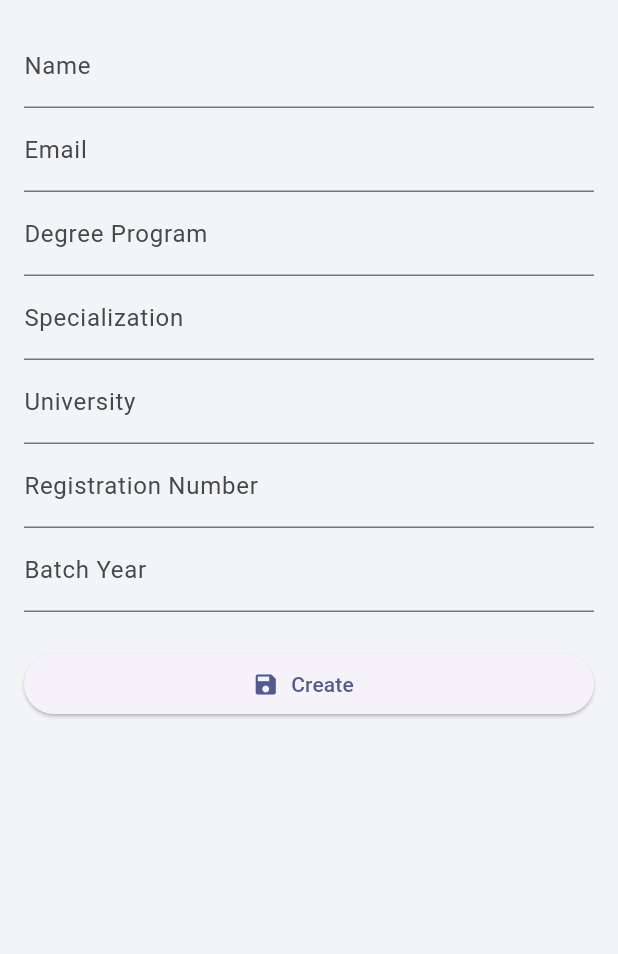
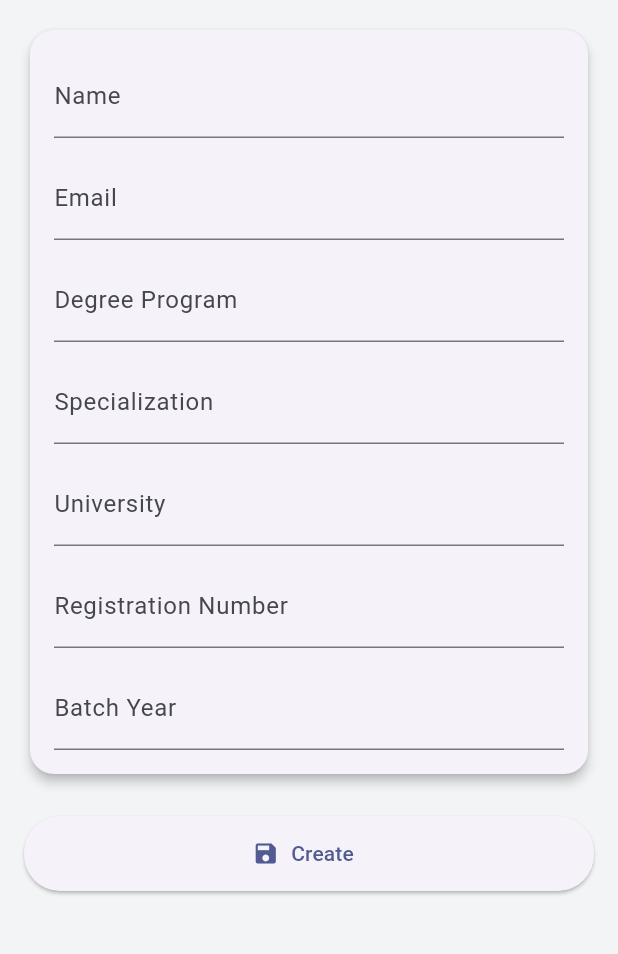
Before and after one commit to PraveenLiyanage/user-system, a Flutter app: the StudentFormScreen screen opened directly, on a phone screen of 412 x 824 dp, the part 84-1038 px from its top. Run offline on Flutter 3.47's test engine with Material 3 defaults, Android fonts, the phone set to English and light mode, and no system bars; network calls fail.

Commit message:
Buttons and Layout polished

```diff
--- a/student_app/lib/screens/student_form_screen.dart
+++ b/student_app/lib/screens/student_form_screen.dart
@@ -29,7 +29,6 @@ class _StudentFormScreenState extends State<StudentFormScreen> {
   @override
   void initState() {
     super.initState();
-    // If editing fileds are prefielled
     final s = widget.student;
     if (s != null) {
       _nameCtrl.text = s.name;
@@ -62,13 +61,17 @@ class _StudentFormScreenState extends State<StudentFormScreen> {
     try {
       final name = _nameCtrl.text.trim();
       final email = _emailCtrl.text.trim();
-      final degree = _degreeCtrl.text.trim().isEmpty ? null : _degreeCtrl.text.trim();
-      final spec = _specCtrl.text.trim().isEmpty ? null : _specCtrl.text.trim();
+      final degree =
+          _degreeCtrl.text.trim().isEmpty ? null : _degreeCtrl.text.trim();
+      final spec =
+          _specCtrl.text.trim().isEmpty ? null : _specCtrl.text.trim();
       final uni = _uniCtrl.text.trim().isEmpty ? null : _uniCtrl.text.trim();
       final reg = _regCtrl.text.trim().isEmpty ? null : _regCtrl.text.trim();
-      final batch = _batchCtrl.text.trim().isEmpty ? null : int.tryParse(_batchCtrl.text.trim());
+      final batch = _batchCtrl.text.trim().isEmpty
+          ? null
+          : int.tryParse(_batchCtrl.text.trim());
 
-      if (widget.student == null){
+      if (widget.student == null) {
         // Create
         await _api.createStudent(
           name: name,
@@ -79,7 +82,6 @@ class _StudentFormScreenState extends State<StudentFormScreen> {
           registrationNumber: reg,
           batchYear: batch,
         );
-
       } else {
         // Update
         final updated = Student(
@@ -96,24 +98,24 @@ class _StudentFormScreenState extends State<StudentFormScreen> {
         await _api.updateStudent(updated);
       }
 
-      if (mounted){
-        Navigator.pop( context, true); //indicate saved
+      if (mounted) {
+        Navigator.pop(context, true); // indicate saved
       }
     } catch (e) {
-      if (mounted){
+      if (mounted) {
         ScaffoldMessenger.of(context).showSnackBar(
           SnackBar(content: Text('Error saving student: $e')),
         );
       }
     } finally {
-      if (mounted){
+      if (mounted) {
         setState(() => _saving = false);
       }
     }
   }
 
   @override
-  Widget build(BuildContext context){
+  Widget build(BuildContext context) {
     final isEdit = widget.student != null;
 
     return Scaffold(
@@ -126,52 +128,88 @@ class _StudentFormScreenState extends State<StudentFormScreen> {
           key: _formKey,
           child: ListView(
             children: [
+              Card(
+                elevation: 3,
+                shape: RoundedRectangleBorder(
+                  borderRadius: BorderRadius.circular(16),
+                ),
+                child: Padding(
+                  padding: const EdgeInsets.all(16),
+                  child: Column(
+                    children: [
                       TextFormField(
                         controller: _nameCtrl,
                         decoration: const InputDecoration(labelText: 'Name'),
-                validator: (v) =>
-                v == null || v.trim().isEmpty ? 'Name is required' : null,
+                        validator: (v) => v == null || v.trim().isEmpty
+                            ? 'Name is required'
+                            : null,
                       ),
+                      const SizedBox(height: 12),
                       TextFormField(
                         controller: _emailCtrl,
                         decoration: const InputDecoration(labelText: 'Email'),
                         keyboardType: TextInputType.emailAddress,
-                validator: (v){
-                  if (v == null || v.trim().isEmpty){
+                        validator: (v) {
+                          if (v == null || v.trim().isEmpty) {
                             return 'Email is required';
                           }
-                  if (!RegExp(r'^[^@]+@[^@]+\.[^@]+').hasMatch(v.trim())){
+                          if (!RegExp(r'^[^@]+@[^@]+\.[^@]+')
+                              .hasMatch(v.trim())) {
                             return 'Enter a valid email';
                           }
                           return null;
                         },
                       ),
+                      const SizedBox(height: 12),
                       TextFormField(
                         controller: _degreeCtrl,
-                decoration: const InputDecoration(labelText: 'Degree Program'),
+                        decoration: const InputDecoration(
+                          labelText: 'Degree Program',
                         ),
+                      ),
+                      const SizedBox(height: 12),
                       TextFormField(
                         controller: _specCtrl,
-                decoration: const InputDecoration(labelText: 'Specialization'),
+                        decoration: const InputDecoration(
+                          labelText: 'Specialization',
                         ),
+                      ),
+                      const SizedBox(height: 12),
                       TextFormField(
                         controller: _uniCtrl,
-                decoration: const InputDecoration(labelText: 'University'),
+                        decoration: const InputDecoration(
+                          labelText: 'University',
                         ),
+                      ),
+                      const SizedBox(height: 12),
                       TextFormField(
                         controller: _regCtrl,
-                decoration: const InputDecoration(labelText: 'Registration Number'),
+                        decoration: const InputDecoration(
+                          labelText: 'Registration Number',
                         ),
+                      ),
+                      const SizedBox(height: 12),
                       TextFormField(
                         controller: _batchCtrl,
-                decoration: const InputDecoration(labelText: 'Batch Year'),
+                        decoration: const InputDecoration(
+                          labelText: 'Batch Year',
+                        ),
                         keyboardType: TextInputType.number,
                       ),
-
-
+                    ],
+                  ),
+                ),
+              ),
               const SizedBox(height: 24),
               ElevatedButton.icon(
                 onPressed: _saving ? null : _save,
+                style: ElevatedButton.styleFrom(
+                  minimumSize:
+                      const Size.fromHeight(50), // full-width tall button
+                  shape: RoundedRectangleBorder(
+                    borderRadius: BorderRadius.circular(24),
+                  ),
+                ),
                 icon: _saving
                     ? const SizedBox(
                         width: 16,
@@ -179,9 +217,14 @@ class _StudentFormScreenState extends State<StudentFormScreen> {
                         child: CircularProgressIndicator(strokeWidth: 2),
                       )
                     : const Icon(Icons.save),
-                label: Text(isEdit ? 'Update' : 'Create' ),
+                label: AnimatedSwitcher(
+                  duration: const Duration(milliseconds: 200),
+                  child: Text(
+                    isEdit ? 'Update' : 'Create',
+                    key: ValueKey(isEdit),
                   ),
-
+                ),
+              ),
             ],
           ),
         ),
```
Lines whose indentation alone changed are shown as unchanged.
